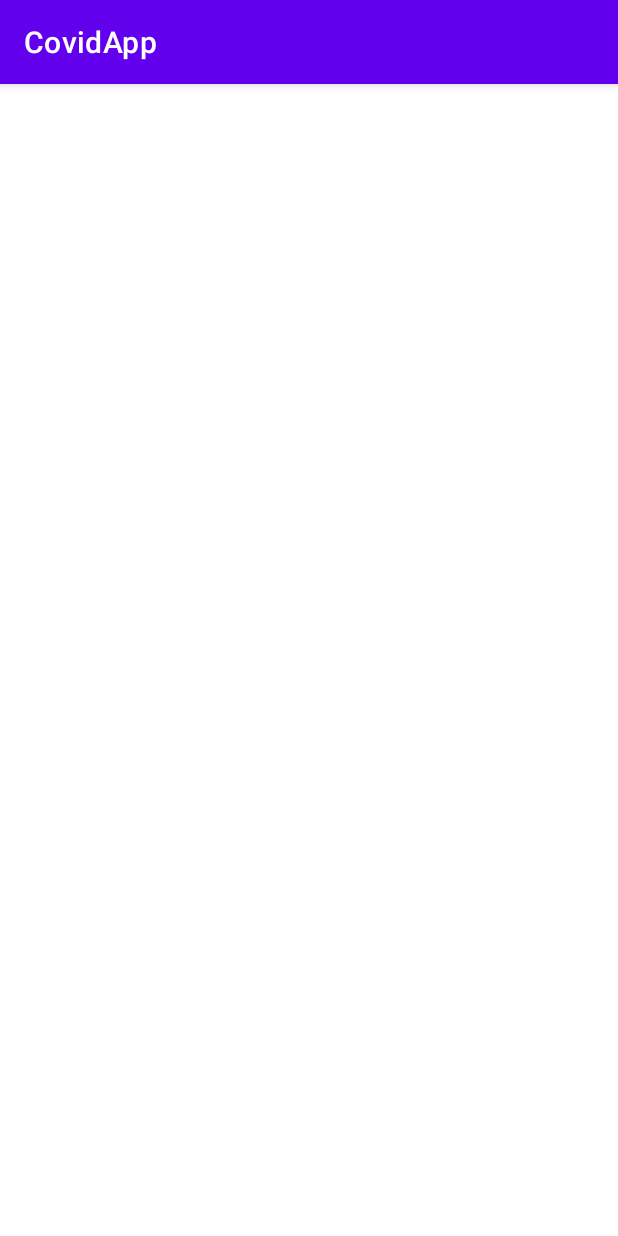
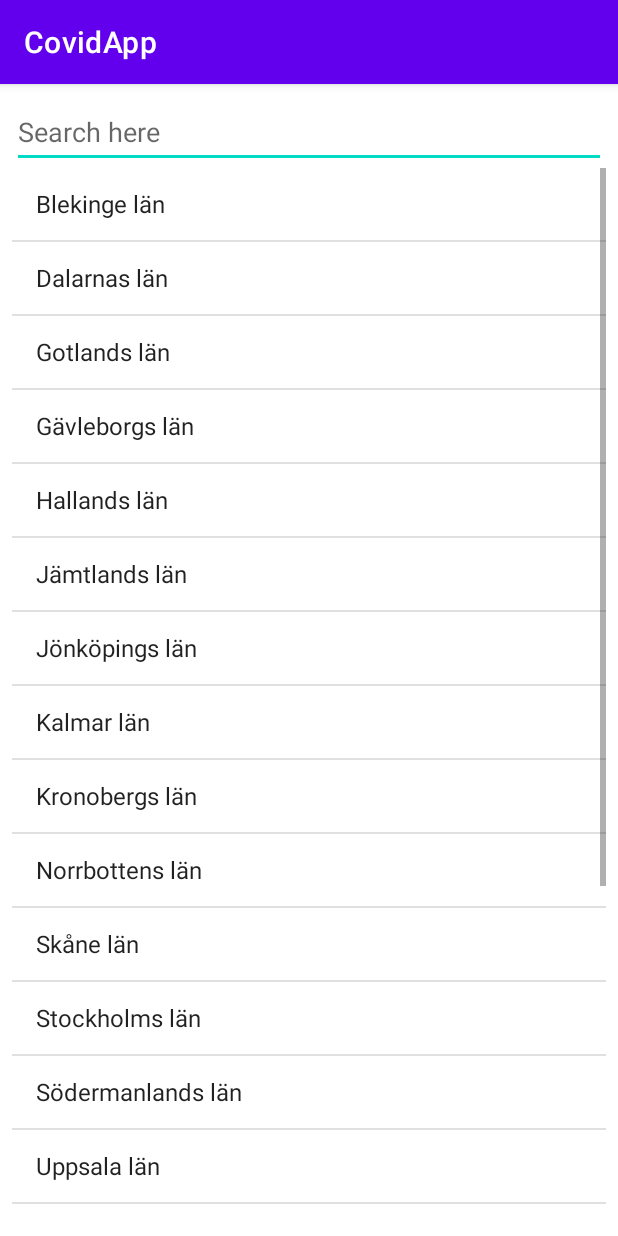
Before and after one commit to zetrri/CovidIDApp, an Android app: the ActivityDistrubatedDoses screen opened directly, with no data from a screen before it, on a phone screen of 412 x 824 dp. Run offline under Robolectric (Android 15) with nearby library versions, the phone set to English and light mode, and no system bars.

Commit message:
Merged my work with my branch

```diff
--- a/app/src/main/AndroidManifest.xml
+++ b/app/src/main/AndroidManifest.xml
@@ -9,6 +9,9 @@
         android:roundIcon="@mipmap/ic_launcher_round"
         android:supportsRtl="true"
         android:theme="@style/Theme.CovidApp">
+        <activity
+            android:name=".Dashboard.DisplayCountyNumbersActivity"
+            android:exported="true" />
         <activity
             android:name=".Dashboard.ActivityDeathsAndCases"
             android:exported="true" />
--- a/app/src/main/java/com/example/covidapp/Dashboard/ActivityDistrubatedDoses.java
+++ b/app/src/main/java/com/example/covidapp/Dashboard/ActivityDistrubatedDoses.java
@@ -2,9 +2,20 @@ package com.example.covidapp.Dashboard;
 
 import androidx.appcompat.app.AppCompatActivity;
 
+import android.content.Intent;
 import android.os.Bundle;
+import android.text.Editable;
+import android.text.TextWatcher;
+import android.view.View;
+import android.widget.AdapterView;
+import android.widget.ArrayAdapter;
+import android.widget.EditText;
+import android.widget.ListView;
+import android.widget.Toast;
 
 import com.example.covidapp.R;
+
+import java.util.ArrayList;
 
 public class ActivityDistrubatedDoses extends AppCompatActivity {
 
@@ -12,5 +23,118 @@ public class ActivityDistrubatedDoses extends AppCompatActivity {
     protected void onCreate(Bundle savedInstanceState) {
         super.onCreate(savedInstanceState);
         setContentView(R.layout.activity_distrubated_doses);
+        ListView listView;
+        ArrayList<Data> datalist = new ArrayList<>();
+        ArrayList<String> conties;
+        ArrayList<String> months;
+        ArrayAdapter<Data> arrayAdapter;
+        EditText etSearch;
+        listView =  findViewById(R.id.listview);
+        etSearch = findViewById(R.id.edittext);
+
+
+        conties = createdummydatacounties();
+        months = createdummydatamonths();
+
+
+
+
+        ArrayList<Weekly> weeklist = new ArrayList<>();
+        ArrayList<Monthly> Monthlist = new ArrayList<>();
+
+
+        for (int i=0;i<months.size();i++){
+            Monthly monthly = new Monthly(months.get(i),600);
+            Monthlist.add(monthly);
+        }
+        //System.out.println("Amoint in months"+Integer.toString(months.size()));
+        for (int i=1;i<=52;i++){
+            Weekly weekly = new Weekly(i,150);
+            weeklist.add(weekly);
+        }
+        //ListView listview_week = findViewById(R.id.listview_Week);
+
+        for(int i=0;i<conties.size();i++){
+            Data data = new Data(conties.get(i),i,1,weeklist,Monthlist);
+            datalist.add(data);
+        }
+
+
+        arrayAdapter = new ArrayAdapter<>(this, android.R.layout.simple_list_item_1, android.R.id.text1, datalist);
+        listView.setAdapter(arrayAdapter);
+        etSearch.addTextChangedListener(new TextWatcher() {
+            @Override
+            public void beforeTextChanged(CharSequence charSequence, int i, int i1, int i2) {
+
+            }
+
+            @Override
+            public void onTextChanged(CharSequence charSequence, int i, int i1, int i2) {
+                arrayAdapter.getFilter().filter(charSequence);
+            }
+
+            @Override
+            public void afterTextChanged(Editable editable) {
+
+            }
+        });
+        listView.setOnItemClickListener(new AdapterView.OnItemClickListener() {
+            @Override
+            public void onItemClick(AdapterView<?> adapterView, View view, int i, long l) {
+                Toast.makeText(getApplicationContext(),datalist.get(i).getName(),Toast.LENGTH_LONG).show();
+                Intent intent = new Intent(getBaseContext(), DisplayCountyNumbersActivity.class);
+
+                intent.putExtra("name", datalist.get(i).getName());
+                intent.putExtra("id",Integer.toString(datalist.get(i).getId()));
+                intent.putExtra("number",Integer.toString(datalist.get(i).getNumber()));
+                intent.putExtra("list",datalist.get(i));
+
+
+                startActivity(intent);
+            }
+        });
+
+    }
+    private ArrayList<String> createdummydatamonths() {
+        ArrayList<String> months= new ArrayList<>();
+        months.add("January");
+        months.add("February");
+        months.add("March");
+        months.add("April");
+        months.add("May");
+        months.add("June");
+        months.add("August");
+        months.add("September");
+        months.add("October");
+        months.add("November");
+        months.add("December");
+        return months;
+    }
+
+    private ArrayList<String> createdummydatacounties(){
+        ArrayList<String> conties = new ArrayList<>();
+        conties.add("Blekinge län");
+        conties.add("Dalarnas län");
+        conties.add("Gotlands län");
+        conties.add("Gävleborgs län");
+        conties.add("Hallands län");
+        conties.add("Jämtlands län");
+        conties.add("Jönköpings län");
+        conties.add("Kalmar län");
+        conties.add("Kronobergs län");
+        conties.add("Norrbottens län");
+        conties.add("Skåne län");
+        conties.add("Stockholms län");
+
+        conties.add("Södermanlands län");
+        conties.add("Uppsala län");
+        conties.add("Värmlands län");
+        conties.add("Västerbottens län");
+        conties.add("Västernorrlands län");
+        conties.add("Västmanlands län");
+        conties.add("Västra Götalands län ");
+        conties.add("Örebro län");
+        conties.add("Östergötlands län");
+        return conties;
     }
 }
--- /dev/null
+++ b/app/src/main/java/com/example/covidapp/Dashboard/Data.java
@@ -0,0 +1,66 @@
+package com.example.covidapp.Dashboard;
+
+import java.io.Serializable;
+import java.util.ArrayList;
+
+public class Data implements Serializable {
+    //Name of county
+    private String name;
+    private int id;
+    private int number;
+    private ArrayList<Weekly> weekly;
+    private ArrayList<Monthly> monthly;
+
+
+    public Data (String name, int id, int number, ArrayList<Weekly> weekly,ArrayList<Monthly> monthly){
+        this.id = id;
+        this.name = name;
+        this.number = number;
+        this.weekly = weekly;
+        this.monthly = monthly;
+    }
+
+    public ArrayList<Monthly> getMonthly() {
+        return monthly;
+    }
+
+    public void setMonthly(ArrayList<Monthly> monthly) {
+        this.monthly = monthly;
+    }
+
+    public ArrayList<Weekly> getWeeklyDist() {
+        return weekly;
+    }
+
+    public void setWeeklyDist(ArrayList<Weekly> weekly) {
+        this.weekly = weekly;
+    }
+
+    public int getId(){
+        return id;
+    }
+    public void setId(){
+        this.id = id;
+    }
+
+    public String getName() {
+        return name;
+    }
+
+    public void setName(String name) {
+        this.name = name;
+    }
+
+    public int getNumber() {
+        return number;
+    }
+
+    public void setNumber(int number) {
+        this.number = number;
+    }
+
+    @Override
+    public String toString() {
+        return name;
+    }
+}
--- /dev/null
+++ b/app/src/main/java/com/example/covidapp/Dashboard/Monthly.java
@@ -0,0 +1,34 @@
+package com.example.covidapp.Dashboard;
+
+import java.io.Serializable;
+
+public class Monthly implements Serializable {
+    String Month;
+    int Amount;
+
+    public Monthly(String month, int amount) {
+        Month = month;
+        Amount = amount;
+    }
+
+    public String getMonth() {
+        return Month;
+    }
+
+    public void setMonth(String month) {
+        Month = month;
+    }
+
+    public int getAmount() {
+        return Amount;
+    }
+
+    public void setAmount(int amount) {
+        Amount = amount;
+    }
+
+    @Override
+    public String toString(){
+        return this.getMonth();
+    }
+}
--- /dev/null
+++ b/app/src/main/java/com/example/covidapp/Dashboard/Weekly.java
@@ -0,0 +1,33 @@
+package com.example.covidapp.Dashboard;
+
+import java.io.Serializable;
+
+public class Weekly implements Serializable {
+    int Week;
+    int amount;
+
+    public Weekly(int week, int amount) {
+        this.Week = week;
+        this.amount = amount;
+    }
+
+    public int getWeek() {
+        return Week;
+    }
+
+    public void setWeek(int week) {
+        this.Week = week;
+    }
+
+    public int getAmount() {
+        return amount;
+    }
+
+    public void setAmount(int amount) {
+        this.amount = amount;
+    }
+    @Override
+    public String toString(){
+        return "Vecka "+Integer.toString(this.getWeek());
+    }
+}
--- a/app/src/main/res/layout/activity_distrubated_doses.xml
+++ b/app/src/main/res/layout/activity_distrubated_doses.xml
@@ -4,6 +4,71 @@
     xmlns:tools="http://schemas.android.com/tools"
     android:layout_width="match_parent"
     android:layout_height="match_parent"
+    android:padding="8dp"
     tools:context=".Dashboard.ActivityDistrubatedDoses">
 
+
+    <EditText
+        android:id="@+id/edittext"
+        android:layout_width="match_parent"
+        android:layout_height="wrap_content"
+        android:hint="Search here"
+
+        android:minHeight="48dp"
+        app:layout_constraintTop_toTopOf="parent"
+
+        />
+
+
+    <ListView
+        android:id="@+id/listview"
+        android:layout_width="wrap_content"
+        android:layout_height="match_parent"
+        app:layout_constrainedHeight="true"
+        android:layout_below="@id/edittext"
+
+        app:layout_constraintBottom_toBottomOf="parent"
+        app:layout_constraintEnd_toEndOf="parent"
+        app:layout_constraintStart_toStartOf="parent"
+        app:layout_constraintTop_toBottomOf="@+id/edittext" />
+
+    <!--    <Button-->
+    <!--        android:id="@+id/buttonSearch"-->
+    <!--        android:layout_width="wrap_content"-->
+    <!--        android:layout_height="wrap_content"-->
+    <!--        android:layout_marginTop="8dp"-->
+    <!--        android:text="Button"-->
+    <!--        app:layout_constraintBottom_toBottomOf="parent"-->
+    <!--        app:layout_constraintEnd_toEndOf="parent"-->
+    <!--        app:layout_constraintHorizontal_bias="0.498"-->
+    <!--        app:layout_constraintStart_toStartOf="parent"-->
+    <!--        app:layout_constraintTop_toBottomOf="@+id/listview"-->
+    <!--        app:layout_constraintVertical_bias="1.0" />-->
+
+    <!--    <Button-->
+    <!--        android:id="@+id/buttonByAge"-->
+    <!--        android:layout_width="wrap_content"-->
+    <!--        android:layout_height="wrap_content"-->
+    <!--        android:layout_marginTop="20dp"-->
+    <!--        android:layout_marginBottom="16dp"-->
+    <!--        android:text="Button"-->
+    <!--        app:layout_constraintBottom_toBottomOf="parent"-->
+    <!--        app:layout_constraintEnd_toStartOf="@+id/buttonSearch"-->
+    <!--        app:layout_constraintStart_toStartOf="parent"-->
+    <!--        app:layout_constraintTop_toBottomOf="@+id/listview" />-->
+
+    <!--    <Button-->
+    <!--        android:id="@+id/buttonByTill"-->
+    <!--        android:layout_width="wrap_content"-->
+    <!--        android:layout_height="wrap_content"-->
+    <!--        android:layout_marginTop="17dp"-->
+    <!--        android:layout_marginBottom="8dp"-->
+    <!--        android:text="Button"-->
+    <!--        app:layout_constraintBottom_toBottomOf="parent"-->
+    <!--        app:layout_constraintEnd_toEndOf="parent"-->
+
+    <!--        app:layout_constraintStart_toEndOf="@+id/buttonSearch"-->
+    <!--        app:layout_constraintTop_toBottomOf="@+id/listview" />-->
+
+
 </androidx.constraintlayout.widget.ConstraintLayout>
```
Also changed, not shown: app/src/main/java/com/example/covidapp/Dashboard/DisplayCountyNumbersActivity.java (added, +102 -0 lines), app/src/main/res/layout/activity_display_county_numbers.xml (added, +69 -0 lines).
